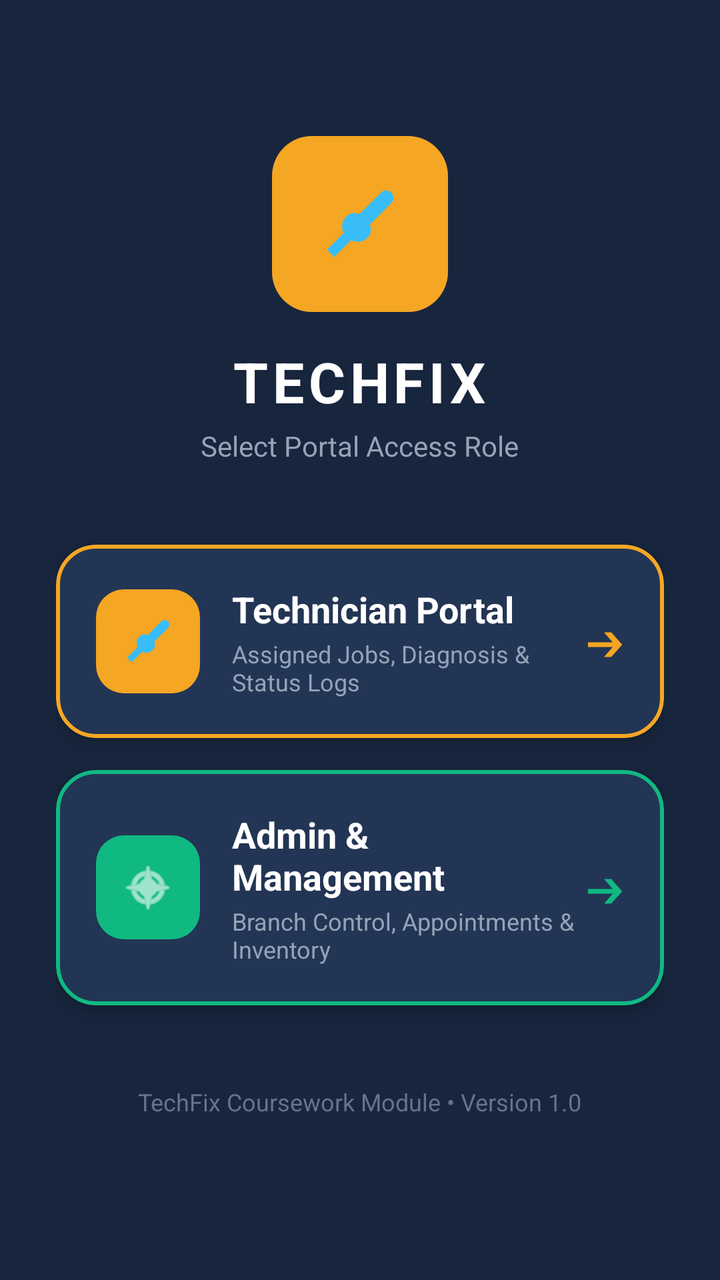
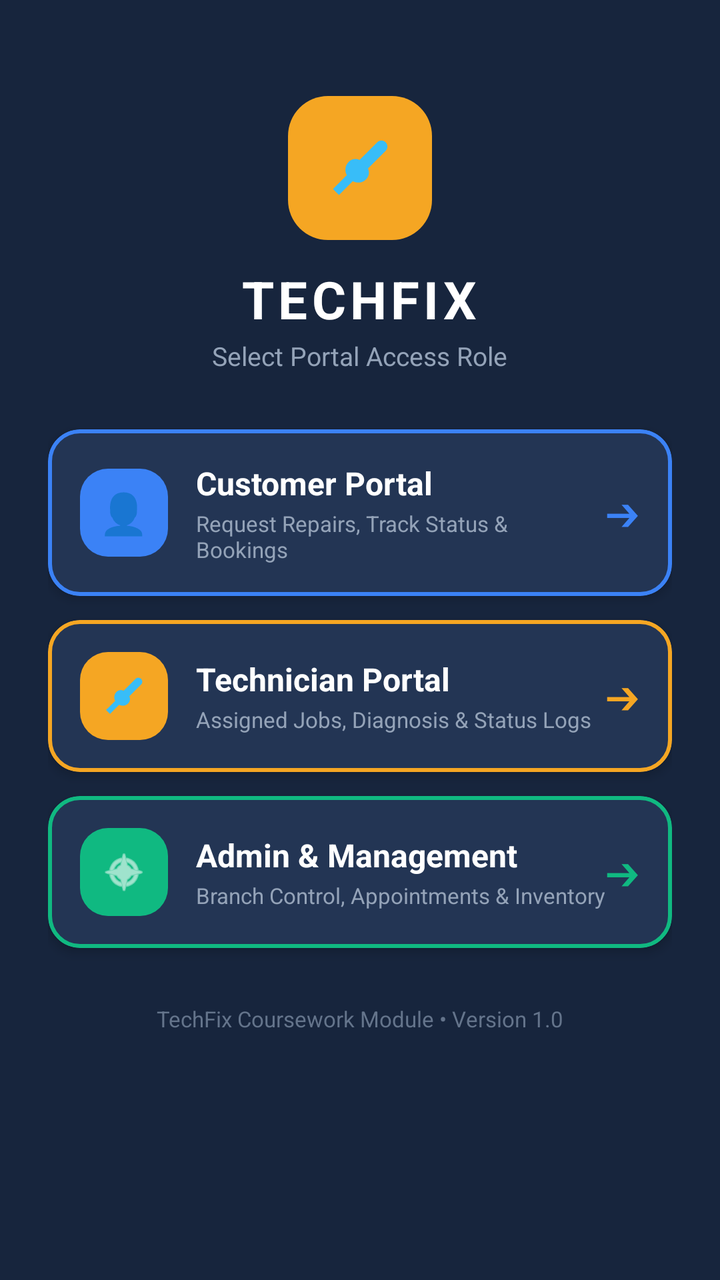

Before-and-after screenshots of an Android layout around one commit, followed by the original layout XML and the change that was made.
<!-- AndroidManifest.xml: application theme Theme.TechFix -->
<!-- res/layout/fragment_role_select.xml -->
<?xml version="1.0" encoding="utf-8"?>
<ScrollView 
    xmlns:android="http://schemas.android.com/apk/res/android"
    xmlns:app="http://schemas.android.com/apk/res-auto"
    android:layout_width="match_parent"
    android:layout_height="match_parent"
    android:fillViewport="true"
    android:background="#17253D">

    <LinearLayout
        android:layout_width="match_parent"
        android:layout_height="wrap_content"
        android:orientation="vertical"
        android:padding="28dp"
        android:gravity="center_horizontal">

        
        <FrameLayout
            android:layout_width="88dp"
            android:layout_height="88dp"
            android:layout_marginTop="40dp"
            android:background="@drawable/bg_squircle_amber">

            <ImageView
                android:layout_width="44dp"
                android:layout_height="44dp"
                android:layout_gravity="center"
                android:src="@drawable/ic_wrench" />
        </FrameLayout>

        
        <TextView
            android:layout_width="wrap_content"
            android:layout_height="wrap_content"
            android:layout_marginTop="16dp"
            android:text="TECHFIX"
            android:textSize="28sp"
            android:textStyle="bold"
            android:letterSpacing="0.08"
            android:textColor="#FFFFFF" />

        <TextView
            android:layout_width="wrap_content"
            android:layout_height="wrap_content"
            android:layout_marginTop="4dp"
            android:text="Select Portal Access Role"
            android:textSize="14sp"
            android:textColor="#94A3B8" />

        
        <com.google.android.material.card.MaterialCardView
            android:id="@+id/cardTechnician"
            android:layout_width="match_parent"
            android:layout_height="wrap_content"
            android:layout_marginTop="40dp"
            app:cardCornerRadius="20dp"
            app:cardElevation="4dp"
            app:strokeColor="#F5A623"
            app:strokeWidth="2dp"
            app:cardBackgroundColor="#233554">

            <LinearLayout
                android:layout_width="match_parent"
                android:layout_height="wrap_content"
                android:orientation="horizontal"
                android:padding="20dp"
                android:gravity="center_vertical">

                <FrameLayout
                    android:layout_width="52dp"
                    android:layout_height="52dp"
                    android:background="@drawable/bg_white_pill"
                    android:backgroundTint="#F5A623">

                    <ImageView
                        android:layout_width="28dp"
                        android:layout_height="28dp"
                        android:layout_gravity="center"
                        android:src="@drawable/ic_wrench" />
                </FrameLayout>

                <LinearLayout
                    android:layout_width="0dp"
                    android:layout_height="wrap_content"
                    android:layout_weight="1"
                    android:layout_marginStart="16dp"
                    android:orientation="vertical">

                    <TextView
                        android:layout_width="wrap_content"
                        android:layout_height="wrap_content"
                        android:text="Technician Portal"
                        android:textSize="18sp"
                        android:textStyle="bold"
                        android:textColor="#FFFFFF" />

                    <TextView
                        android:layout_width="wrap_content"
                        android:layout_height="wrap_content"
                        android:layout_marginTop="2dp"
                        android:text="Assigned Jobs, Diagnosis &amp; Status Logs"
                        android:textSize="12sp"
                        android:textColor="#94A3B8" />
                </LinearLayout>

                <TextView
                    android:layout_width="wrap_content"
                    android:layout_height="wrap_content"
                    android:text="➔"
                    android:textSize="20sp"
                    android:textColor="#F5A623" />
            </LinearLayout>
        </com.google.android.material.card.MaterialCardView>

        
        <com.google.android.material.card.MaterialCardView
            android:id="@+id/cardAdmin"
            android:layout_width="match_parent"
            android:layout_height="wrap_content"
            android:layout_marginTop="16dp"
            app:cardCornerRadius="20dp"
            app:cardElevation="4dp"
            app:strokeColor="#10B981"
            app:strokeWidth="2dp"
            app:cardBackgroundColor="#233554">

            <LinearLayout
                android:layout_width="match_parent"
                android:layout_height="wrap_content"
                android:orientation="horizontal"
                android:padding="20dp"
                android:gravity="center_vertical">

                <FrameLayout
                    android:layout_width="52dp"
                    android:layout_height="52dp"
                    android:background="@drawable/bg_white_pill"
                    android:backgroundTint="#10B981">

                    <ImageView
                        android:layout_width="28dp"
                        android:layout_height="28dp"
                        android:layout_gravity="center"
                        android:src="@android:drawable/ic_menu_compass"
                        app:tint="#FFFFFF" />
                </FrameLayout>

                <LinearLayout
                    android:layout_width="0dp"
                    android:layout_height="wrap_content"
                    android:layout_weight="1"
                    android:layout_marginStart="16dp"
                    android:orientation="vertical">

                    <TextView
                        android:layout_width="wrap_content"
                        android:layout_height="wrap_content"
                        android:text="Admin &amp; Management"
                        android:textSize="18sp"
                        android:textStyle="bold"
                        android:textColor="#FFFFFF" />

                    <TextView
                        android:layout_width="wrap_content"
                        android:layout_height="wrap_content"
                        android:layout_marginTop="2dp"
                        android:text="Branch Control, Appointments &amp; Inventory"
                        android:textSize="12sp"
                        android:textColor="#94A3B8" />
                </LinearLayout>

                <TextView
                    android:layout_width="wrap_content"
                    android:layout_height="wrap_content"
                    android:text="➔"
                    android:textSize="20sp"
                    android:textColor="#10B981" />
            </LinearLayout>
        </com.google.android.material.card.MaterialCardView>

        <TextView
            android:layout_width="wrap_content"
            android:layout_height="wrap_content"
            android:layout_marginTop="40dp"
            android:text="TechFix Coursework Module • Version 1.0"
            android:textSize="12sp"
            android:textColor="#64748B" />

    </LinearLayout>

</ScrollView>
<!-- resources referenced by this layout -->
<resources>
  <!-- drawable bg_squircle_amber (drawable) -->
  <?xml version="1.0" encoding="utf-8"?>
  <shape xmlns:android="http://schemas.android.com/apk/res/android"
      android:shape="rectangle">
      <solid android:color="#F5A623" />
      <corners android:radius="20dp" />
  </shape>
  <!-- drawable bg_white_pill (drawable) -->
  <?xml version="1.0" encoding="utf-8"?>
  <shape xmlns:android="http://schemas.android.com/apk/res/android"
      android:shape="rectangle">
      <solid android:color="#FFFFFF" />
      <corners android:radius="14dp" />
  </shape>
  <!-- drawable ic_wrench (drawable) -->
  <vector xmlns:android="http://schemas.android.com/apk/res/android"
      android:width="48dp"
      android:height="48dp"
      android:viewportWidth="24"
      android:viewportHeight="24">
    <path
        android:fillColor="#38BDF8"
        android:pathData="M20.56,3.44C19.78,2.66 18.51,2.66 17.73,3.44L11.83,9.34C10.66,8.79 9.3,8.9 8.24,9.96C7.03,11.17 6.82,12.98 7.6,14.41L3,19L5,21L9.59,16.4C11.02,17.18 12.83,16.97 14.04,15.76C15.1,14.7 15.21,13.34 14.66,12.17L20.56,6.27C21.34,5.49 21.34,4.22 20.56,3.44Z"/>
  </vector>
  <style name="Theme.TechFix" parent="Base.Theme.TechFix" />
  <style name="Base.Theme.TechFix" parent="Theme.Material3.DayNight.NoActionBar">
          
          <item name="colorPrimary">@color/accent_amber</item>
          <item name="colorOnPrimary">@color/white</item>
          <item name="colorPrimaryContainer">@color/navy_header</item>
          <item name="colorOnPrimaryContainer">@color/white</item>
          <item name="android:windowBackground">@color/bg_app</item>
          <item name="android:statusBarColor">@color/navy_header</item>
      </style>
  <color name="accent_amber">#F59E0B</color>
  <color name="white">#FFFFFFFF</color>
  <color name="navy_header">#192841</color>
  <color name="bg_app">#F4F6F9</color>
</resources>

<!-- the commit's change to res/layout/fragment_role_select.xml (unified diff, before → after) -->
@@ -11,19 +11,19 @@
         android:layout_width="match_parent"
         android:layout_height="wrap_content"
         android:orientation="vertical"
-        android:padding="28dp"
+        android:padding="24dp"
         android:gravity="center_horizontal">
 
         
         <FrameLayout
-            android:layout_width="88dp"
-            android:layout_height="88dp"
-            android:layout_marginTop="40dp"
+            android:layout_width="72dp"
+            android:layout_height="72dp"
+            android:layout_marginTop="24dp"
             android:background="@drawable/bg_squircle_amber">
 
             <ImageView
-                android:layout_width="44dp"
-                android:layout_height="44dp"
+                android:layout_width="36dp"
+                android:layout_height="36dp"
                 android:layout_gravity="center"
                 android:src="@drawable/ic_wrench" />
         </FrameLayout>
@@ -32,9 +32,9 @@
         <TextView
             android:layout_width="wrap_content"
             android:layout_height="wrap_content"
-            android:layout_marginTop="16dp"
+            android:layout_marginTop="12dp"
             android:text="TECHFIX"
-            android:textSize="28sp"
+            android:textSize="26sp"
             android:textStyle="bold"
             android:letterSpacing="0.08"
             android:textColor="#FFFFFF" />
@@ -42,20 +42,20 @@
         <TextView
             android:layout_width="wrap_content"
             android:layout_height="wrap_content"
-            android:layout_marginTop="4dp"
+            android:layout_marginTop="2dp"
             android:text="Select Portal Access Role"
-            android:textSize="14sp"
+            android:textSize="13sp"
             android:textColor="#94A3B8" />
 
         
         <com.google.android.material.card.MaterialCardView
-            android:id="@+id/cardTechnician"
+            android:id="@+id/cardCustomer"
             android:layout_width="match_parent"
             android:layout_height="wrap_content"
-            android:layout_marginTop="40dp"
-            app:cardCornerRadius="20dp"
-            app:cardElevation="4dp"
-            app:strokeColor="#F5A623"
+            android:layout_marginTop="28dp"
+            app:cardCornerRadius="16dp"
+            app:cardElevation="3dp"
+            app:strokeColor="#3B82F6"
             app:strokeWidth="2dp"
             app:cardBackgroundColor="#233554">
 
@@ -63,34 +63,35 @@
                 android:layout_width="match_parent"
                 android:layout_height="wrap_content"
                 android:orientation="horizontal"
-                android:padding="20dp"
+                android:padding="16dp"
                 android:gravity="center_vertical">
 
                 <FrameLayout
-                    android:layout_width="52dp"
-                    android:layout_height="52dp"
+                    android:layout_width="44dp"
+                    android:layout_height="44dp"
                     android:background="@drawable/bg_white_pill"
-                    android:backgroundTint="#F5A623">
-
-                    <ImageView
-                        android:layout_width="28dp"
-                        android:layout_height="28dp"
+                    android:backgroundTint="#3B82F6">
+
+                    <TextView
+                        android:layout_width="wrap_content"
+                        android:layout_height="wrap_content"
                         android:layout_gravity="center"
-                        android:src="@drawable/ic_wrench" />
+                        android:text="👤"
+                        android:textSize="20sp" />
                 </FrameLayout>
 
                 <LinearLayout
                     android:layout_width="0dp"
                     android:layout_height="wrap_content"
                     android:layout_weight="1"
-                    android:layout_marginStart="16dp"
+                    android:layout_marginStart="14dp"
                     android:orientation="vertical">
 
                     <TextView
                         android:layout_width="wrap_content"
                         android:layout_height="wrap_content"
-                        android:text="Technician Portal"
-                        android:textSize="18sp"
+                        android:text="Customer Portal"
+                        android:textSize="16sp"
                         android:textStyle="bold"
                         android:textColor="#FFFFFF" />
 
@@ -98,8 +99,8 @@
                         android:layout_width="wrap_content"
                         android:layout_height="wrap_content"
                         android:layout_marginTop="2dp"
-                        android:text="Assigned Jobs, Diagnosis &amp; Status Logs"
-                        android:textSize="12sp"
+                        android:text="Request Repairs, Track Status &amp; Bookings"
+                        android:textSize="11sp"
                         android:textColor="#94A3B8" />
                 </LinearLayout>
 
@@ -107,20 +108,20 @@
                     android:layout_width="wrap_content"
                     android:layout_height="wrap_content"
                     android:text="➔"
-                    android:textSize="20sp"
-                    android:textColor="#F5A623" />
+                    android:textSize="18sp"
+                    android:textColor="#3B82F6" />
             </LinearLayout>
         </com.google.android.material.card.MaterialCardView>
 
         
         <com.google.android.material.card.MaterialCardView
-            android:id="@+id/cardAdmin"
+            android:id="@+id/cardTechnician"
             android:layout_width="match_parent"
             android:layout_height="wrap_content"
-            android:layout_marginTop="16dp"
-            app:cardCornerRadius="20dp"
-            app:cardElevation="4dp"
-            app:strokeColor="#10B981"
+            android:layout_marginTop="12dp"
+            app:cardCornerRadius="16dp"
+            app:cardElevation="3dp"
+            app:strokeColor="#F5A623"
             app:strokeWidth="2dp"
             app:cardBackgroundColor="#233554">
 
@@ -128,18 +129,83 @@
                 android:layout_width="match_parent"
                 android:layout_height="wrap_content"
                 android:orientation="horizontal"
-                android:padding="20dp"
+                android:padding="16dp"
                 android:gravity="center_vertical">
 
                 <FrameLayout
-                    android:layout_width="52dp"
-                    android:layout_height="52dp"
+                    android:layout_width="44dp"
+                    android:layout_height="44dp"
+                    android:background="@drawable/bg_white_pill"
+                    android:backgroundTint="#F5A623">
+
+                    <ImageView
+                        android:layout_width="24dp"
+                        android:layout_height="24dp"
+                        android:layout_gravity="center"
+                        android:src="@drawable/ic_wrench" />
+                </FrameLayout>
+
+                <LinearLayout
+                    android:layout_width="0dp"
+                    android:layout_height="wrap_content"
+                    android:layout_weight="1"
+                    android:layout_marginStart="14dp"
+                    android:orientation="vertical">
+
+                    <TextView
+                        android:layout_width="wrap_content"
+                        android:layout_height="wrap_content"
+                        android:text="Technician Portal"
+                        android:textSize="16sp"
+                        android:textStyle="bold"
+                        android:textColor="#FFFFFF" />
+
+                    <TextView
+                        android:layout_width="wrap_content"
+                        android:layout_height="wrap_content"
+                        android:layout_marginTop="2dp"
+                        android:text="Assigned Jobs, Diagnosis &amp; Status Logs"
+                        android:textSize="11sp"
+                        android:textColor="#94A3B8" />
+                </LinearLayout>
+
+                <TextView
+                    android:layout_width="wrap_content"
+                    android:layout_height="wrap_content"
+                    android:text="➔"
+                    android:textSize="18sp"
+                    android:textColor="#F5A623" />
+            </LinearLayout>
+        </com.google.android.material.card.MaterialCardView>
+
+        
+        <com.google.android.material.card.MaterialCardView
+            android:id="@+id/cardAdmin"
+            android:layout_width="match_parent"
+            android:layout_height="wrap_content"
+            android:layout_marginTop="12dp"
+            app:cardCornerRadius="16dp"
+            app:cardElevation="3dp"
+            app:strokeColor="#10B981"
+            app:strokeWidth="2dp"
+            app:cardBackgroundColor="#233554">
+
+            <LinearLayout
+                android:layout_width="match_parent"
+                android:layout_height="wrap_content"
+                android:orientation="horizontal"
+                android:padding="16dp"
+                android:gravity="center_vertical">
+
+                <FrameLayout
+                    android:layout_width="44dp"
+                    android:layout_height="44dp"
                     android:background="@drawable/bg_white_pill"
                     android:backgroundTint="#10B981">
 
                     <ImageView
-                        android:layout_width="28dp"
-                        android:layout_height="28dp"
+                        android:layout_width="24dp"
+                        android:layout_height="24dp"
                         android:layout_gravity="center"
                         android:src="@android:drawable/ic_menu_compass"
                         app:tint="#FFFFFF" />
@@ -149,14 +215,14 @@
                     android:layout_width="0dp"
                     android:layout_height="wrap_content"
                     android:layout_weight="1"
-                    android:layout_marginStart="16dp"
+                    android:layout_marginStart="14dp"
                     android:orientation="vertical">
 
                     <TextView
                         android:layout_width="wrap_content"
                         android:layout_height="wrap_content"
                         android:text="Admin &amp; Management"
-                        android:textSize="18sp"
+                        android:textSize="16sp"
                         android:textStyle="bold"
                         android:textColor="#FFFFFF" />
 
@@ -165,7 +231,7 @@
                         android:layout_height="wrap_content"
                         android:layout_marginTop="2dp"
                         android:text="Branch Control, Appointments &amp; Inventory"
-                        android:textSize="12sp"
+                        android:textSize="11sp"
                         android:textColor="#94A3B8" />
                 </LinearLayout>
 
@@ -173,7 +239,7 @@
                     android:layout_width="wrap_content"
                     android:layout_height="wrap_content"
                     android:text="➔"
-                    android:textSize="20sp"
+                    android:textSize="18sp"
                     android:textColor="#10B981" />
             </LinearLayout>
         </com.google.android.material.card.MaterialCardView>
@@ -181,9 +247,9 @@
         <TextView
             android:layout_width="wrap_content"
             android:layout_height="wrap_content"
-            android:layout_marginTop="40dp"
+            android:layout_marginTop="28dp"
             android:text="TechFix Coursework Module • Version 1.0"
-            android:textSize="12sp"
+            android:textSize="11sp"
             android:textColor="#64748B" />
 
     </LinearLayout>
